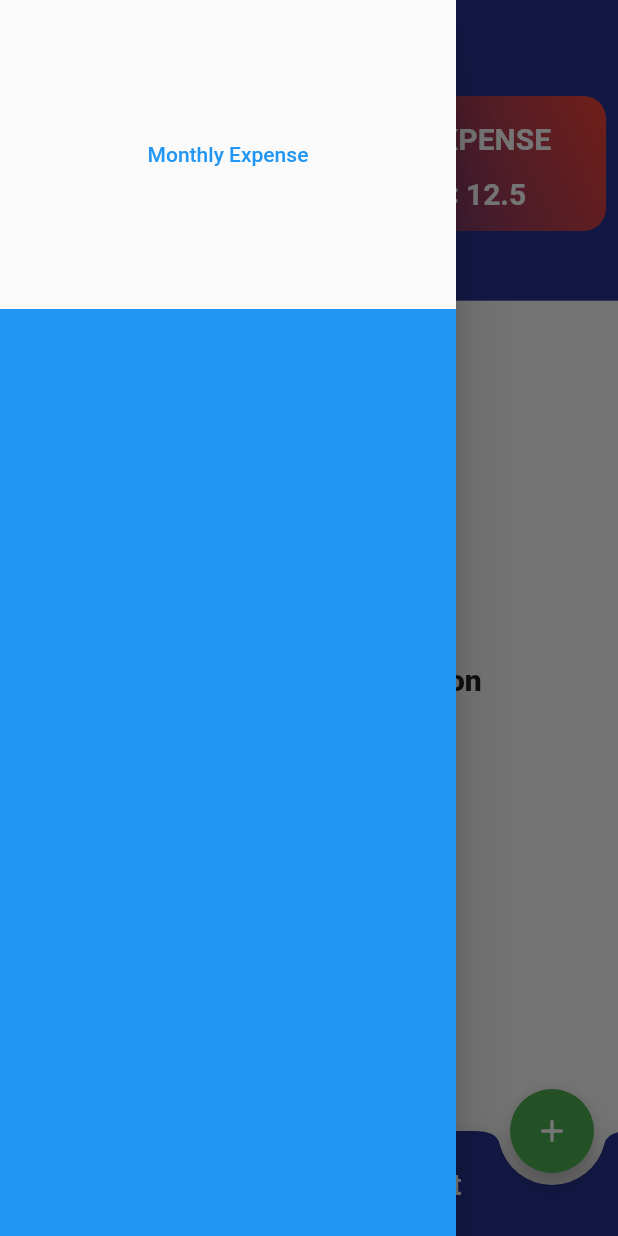
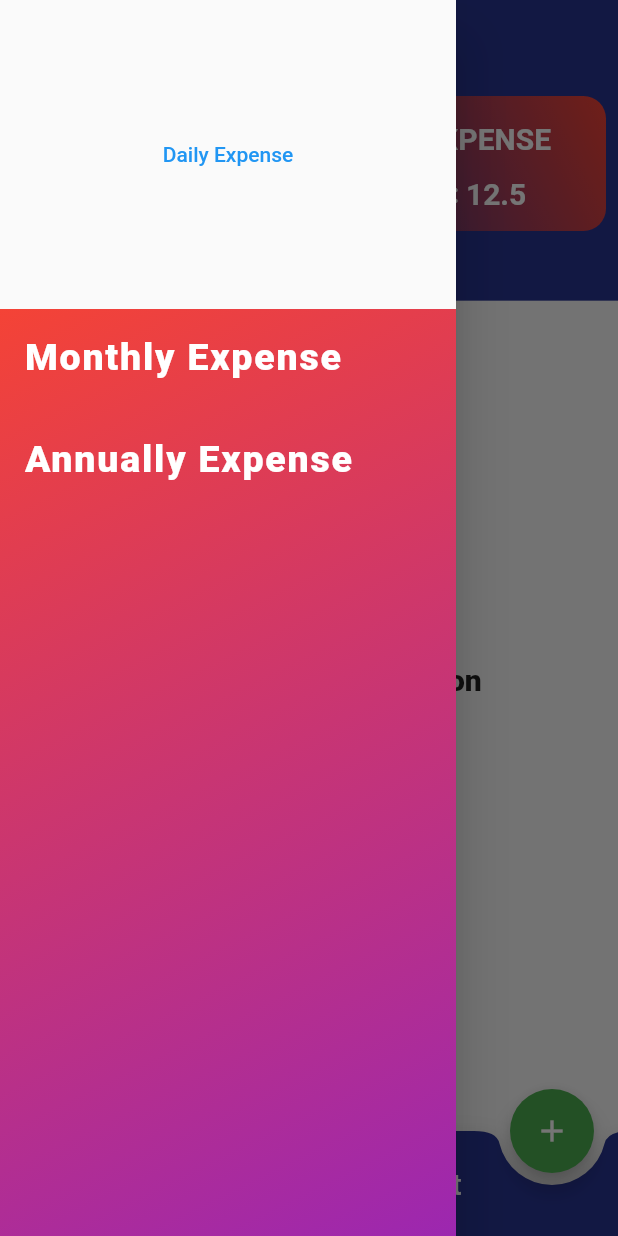
Before and after one commit to TrojanSystem/Expense_App, a Flutter app: the screen it shows after launch, with the side drawer open, on a phone screen of 412 x 824 dp. Run offline on Flutter 3.47's test engine with Material 2 defaults, Android fonts, the phone set to English and light mode, and no system bars; drawn by our look-alikes of flutter_animation_progress_bar; our stand-ins replace sqflite; accounts and stored records are empty.

Commit message:
Some modification

```diff
--- a/lib/constants.dart
+++ b/lib/constants.dart
@@ -3,6 +3,12 @@ import 'package:flutter/material.dart';
 const kkStyles = TextStyle(
   fontWeight: FontWeight.w900,
   fontSize: 20,
+);
+const kkExpense = TextStyle(
+  color: Colors.white,
+  letterSpacing: 1.2,
+  fontSize: 25,
+  fontWeight: FontWeight.w900,
 );
 final kkButton = Container(
   width: double.infinity,
--- a/lib/item/drawer_item.dart
+++ b/lib/item/drawer_item.dart
@@ -1,20 +1,22 @@
 import 'package:example/screen/expense_categories.dart';
 import 'package:flutter/material.dart';
 import 'package:provider/provider.dart';
+
+import '../constants.dart';
+import '../month_expense/month_expense_categories.dart';
 
 class DrawerItem extends StatelessWidget {
   const DrawerItem({Key key}) : super(key: key);
 
   @override
   Widget build(BuildContext context) {
-
     return Drawer(
       child: Column(
         children: [
           Expanded(
             flex: 1,
             child: TextButton(
-              child: const Text('Monthly Expense'),
+              child: const Text('Daily Expense'),
               onPressed: () {
                 Navigator.of(context).push(
                   MaterialPageRoute(
@@ -27,8 +29,50 @@ class DrawerItem extends StatelessWidget {
           Expanded(
             flex: 3,
             child: Container(
-              color: Colors.blue,
-
+              width: double.infinity,
+              decoration: const BoxDecoration(
+                gradient: LinearGradient(
+                    colors: [Colors.purple, Colors.red],
+                    begin: Alignment.bottomRight,
+                    end: Alignment.topLeft),
+              ),
+              child: Padding(
+                padding: const EdgeInsets.all(8.0),
+                child: Column(
+                  crossAxisAlignment: CrossAxisAlignment.start,
+                  children: [
+                    TextButton(
+                      child: const Text(
+                        'Monthly Expense',
+                        style: kkExpense,
+                      ),
+                      onPressed: () {
+                        Navigator.of(context).push(
+                          MaterialPageRoute(
+                            builder: (ctx) => const MonthExpenseCategories(),
+                          ),
+                        );
+                      },
+                    ),
+                    const SizedBox(
+                      height: 20,
+                    ),
+                    TextButton(
+                      child: const Text(
+                        'Annually Expense',
+                        style: kkExpense,
+                      ),
+                      onPressed: () {
+                        Navigator.of(context).push(
+                          MaterialPageRoute(
+                            builder: (ctx) => const ExpenseCategories(),
+                          ),
+                        );
+                      },
+                    ),
+                  ],
+                ),
+              ),
             ),
           ),
         ],
--- a/lib/model/transaction_data.dart
+++ b/lib/model/transaction_data.dart
@@ -68,6 +68,7 @@ class TransactionData extends ChangeNotifier {
 //   _taskList = await db.getTasks();
 //   notifyListeners();
 // }
+
   int percent() {
     if (monthlyBudget == 0) {
       double percentage = 0;
--- a/lib/screen/home_page_screen.dart
+++ b/lib/screen/home_page_screen.dart
@@ -20,12 +20,12 @@ class MyHomePage extends StatefulWidget {
 class _MyHomePageState extends State<MyHomePage> {
   @override
   Widget build(BuildContext context) {
-    final budgetData = Provider.of<TransactionData>(context, listen: false);
-    final budget = Provider.of<MonthlyBudgetData>(context, listen: false)
+    final budgetData = Provider.of<TransactionData>(context);
+    final budget = Provider.of<MonthlyBudgetData>(context)
         .monthlyBudgetList;
     budget.isEmpty
-        ? Provider.of<TransactionData>(context, listen: false).monthlyBudget = 0
-        : Provider.of<TransactionData>(context, listen: false).monthlyBudget =
+        ? Provider.of<TransactionData>(context).monthlyBudget = 0
+        : Provider.of<TransactionData>(context).monthlyBudget =
             double.parse(budget.first.budget);
 
     return Scaffold(
```
Also changed, not shown: lib/month_expense/month_expense_categories.dart (added, +44 -0 lines), lib/month_expense/month_expense_categories_item.dart (added, +94 -0 lines).
